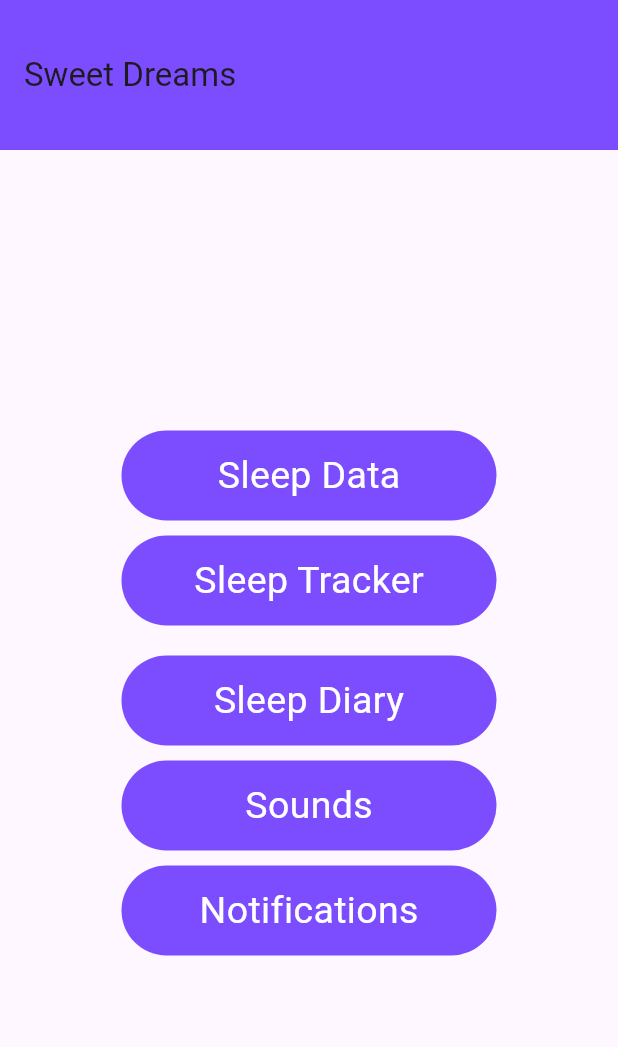
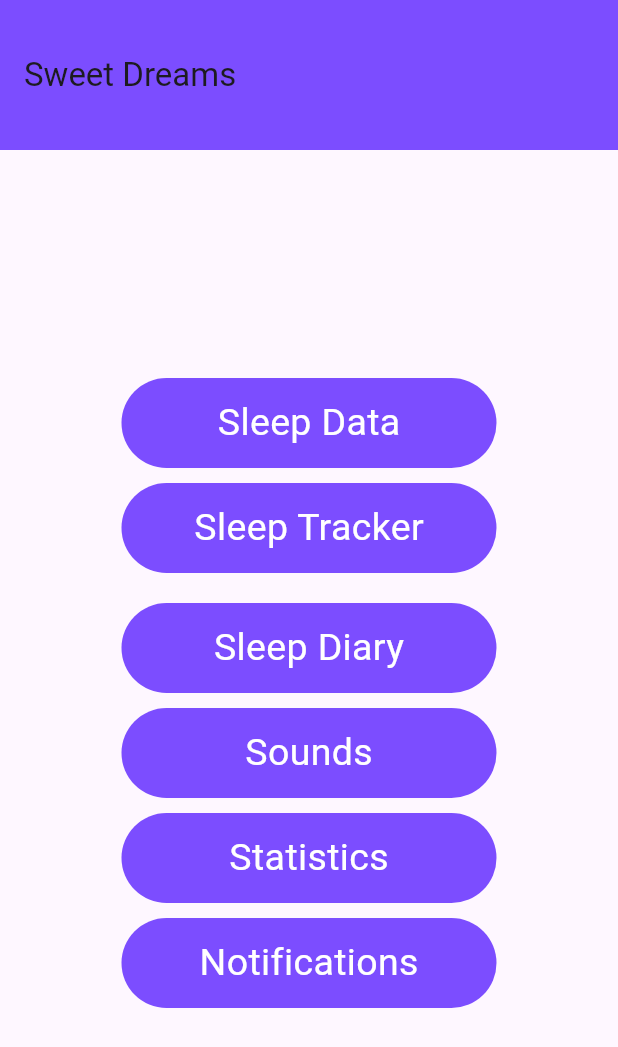
Before and after one commit to evanlee2212/sleep_tracker, a Flutter app: the screen it shows after launch, on a phone screen of 412 x 824 dp. Shown: the top 1047 px of the screen. Run offline on Flutter 3.47's test engine with Material 3 defaults, Android fonts, the phone set to English and light mode, and no system bars; our stand-ins replace audioplayers, file_picker, firebase_core, fl_chart, shared_preferences; accounts and stored records are empty.

Commit message:
Added Pie chart with dummy data

```diff
--- a/lib/Pages/main.dart
+++ b/lib/Pages/main.dart
@@ -1,4 +1,5 @@
 import 'package:flutter/material.dart';
+import 'package:sleep_app/Pages/statistics.dart';
 import 'sleepDiary.dart';
 import '../dreams/viewmodel/sleepDiaryModel.dart';
 import 'package:sleep_app/Pages/sleep_data.dart';
@@ -151,6 +152,28 @@ class _MyHomePageState extends State<MyHomePage> {
                ))),
               ),
             ),
+
+            SizedBox(height: 10),
+
+            //Sounds Button
+            InkWell(
+              onTap: (){
+                Navigator.push(context, MaterialPageRoute(builder: (context) => StatisticsPage()));
+
+              },
+              child: Container(
+                height: 60,
+                width: 250,
+                decoration: BoxDecoration(
+                  borderRadius: BorderRadius.circular(40),
+                  color: Colors.deepPurpleAccent,
+                ),
+                child: Center(child: Text('Statistics', style: TextStyle(
+                  fontSize: 25,
+                  color: Colors.white,
+                ))),
+              ),
+            ),
             //implement sizedBox here
 
           SizedBox(height: 10),
--- a/pubspec.yaml
+++ b/pubspec.yaml
@@ -39,6 +39,7 @@ dependencies:
   shared_preferences: ^2.0.15
   firebase_core: ^3.12.1
   cloud_firestore: ^5.6.5
+  fl_chart: ^0.70.2
 
 dev_dependencies:
   flutter_test:
```
Also changed, not shown: lib/Pages/statistics.dart (+42 -40 lines), pubspec.lock.
